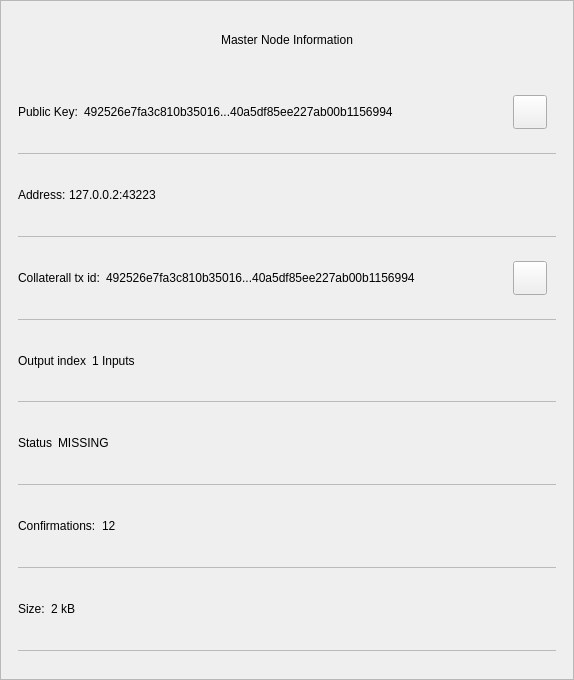
This is src/qt/vitae/forms/mninfodialog.ui in VitaeTeam/Vitae as Qt 5 draws it before an edit. The edited form follows.
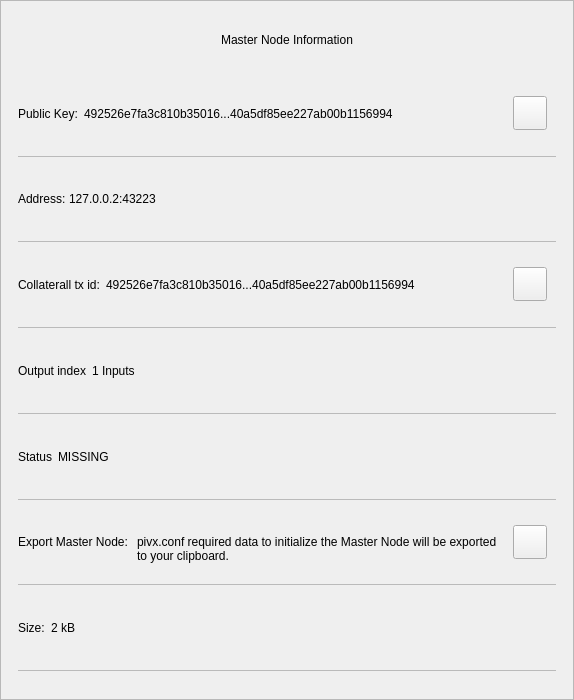
This is the edited form.

Commit message: [GUI] Master node screen improvements: * In-wallet FAQ MN controller explanation. * MN controller creation dialog data validation + code cleanup. * MN info code refactor + cleanup.

What changed in the file:
```diff
--- a/src/qt/vitae/forms/mninfodialog.ui
+++ b/src/qt/vitae/forms/mninfodialog.ui
@@ -7,13 +7,13 @@
     <x>0</x>
     <y>0</y>
     <width>574</width>
-    <height>680</height>
+    <height>700</height>
    </rect>
   </property>
   <property name="minimumSize">
    <size>
     <width>574</width>
-    <height>455</height>
+    <height>470</height>
    </size>
   </property>
   <property name="windowTitle">
@@ -207,7 +207,7 @@
               <x>0</x>
               <y>0</y>
               <width>570</width>
-              <height>576</height>
+              <height>596</height>
              </rect>
             </property>
             <property name="autoFillBackground">
@@ -534,8 +534,8 @@
                  </widget>
                 </item>
                 <item>
-                 <widget class="QWidget" name="contentConfirmations" native="true">
-                  <layout class="QHBoxLayout" name="horizontalLayout_8" stretch="0,1">
+                 <widget class="QWidget" name="contentExport" native="true">
+                  <layout class="QHBoxLayout" name="horizontalLayout_8" stretch="0,1,0">
                    <property name="leftMargin">
                     <number>0</number>
                    </property>
@@ -548,14 +548,39 @@
                       </size>
                      </property>
                      <property name="text">
-                      <string>Confirmations:</string>
+                      <string>Export Master Node:</string>
                      </property>
                     </widget>
                    </item>
                    <item>
-                    <widget class="QLabel" name="textConfirmations">
+                    <widget class="QLabel" name="textExport">
+                     <property name="styleSheet">
+                      <string notr="true">margin-top: 13.5px;</string>
+                     </property>
                      <property name="text">
-                      <string>12</string>
+                      <string>pivx.conf required data to initialize the Master Node will be exported to your clipboard.</string>
+                     </property>
+                     <property name="wordWrap">
+                      <bool>true</bool>
+                     </property>
+                    </widget>
+                   </item>
+                   <item>
+                    <widget class="QPushButton" name="pushExport">
+                     <property name="minimumSize">
+                      <size>
+                       <width>34</width>
+                       <height>34</height>
+                      </size>
+                     </property>
+                     <property name="maximumSize">
+                      <size>
+                       <width>34</width>
+                       <height>34</height>
+                      </size>
+                     </property>
+                     <property name="text">
+                      <string/>
                      </property>
                     </widget>
                    </item>
```
Left out of the diff: 2 changed lines with no effect on the pictures. The commit also changes 8 other files.
